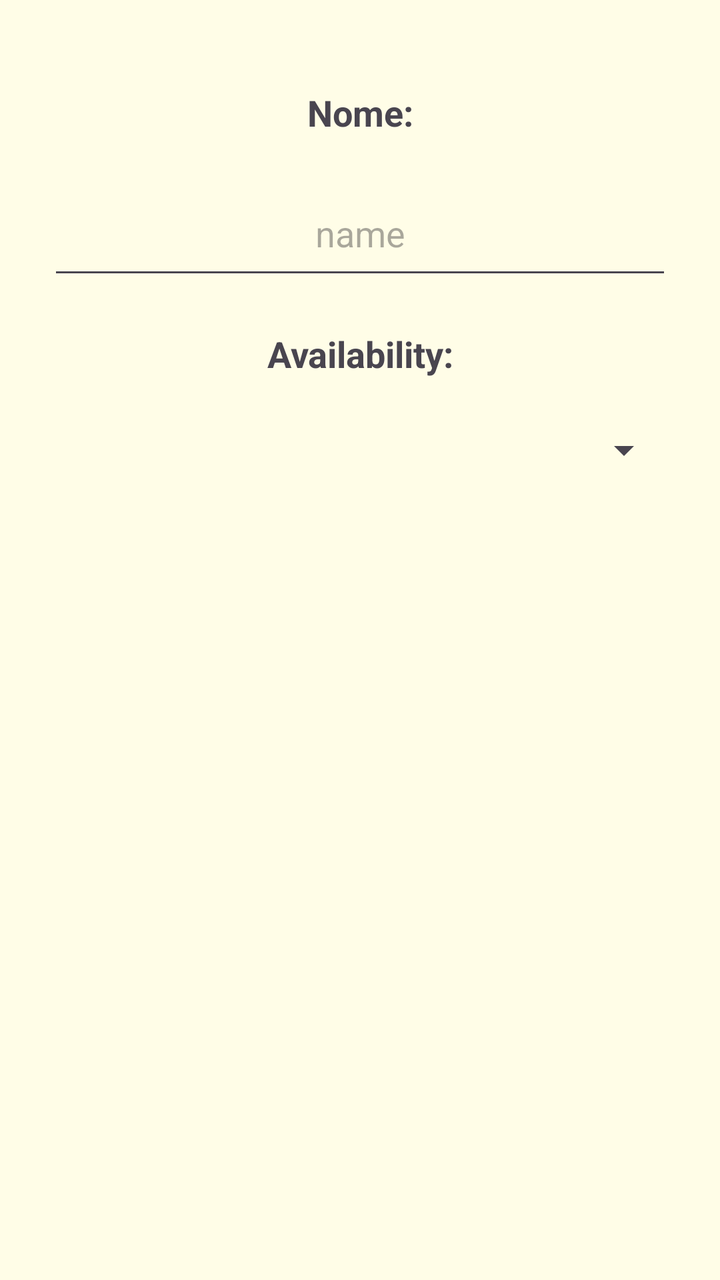
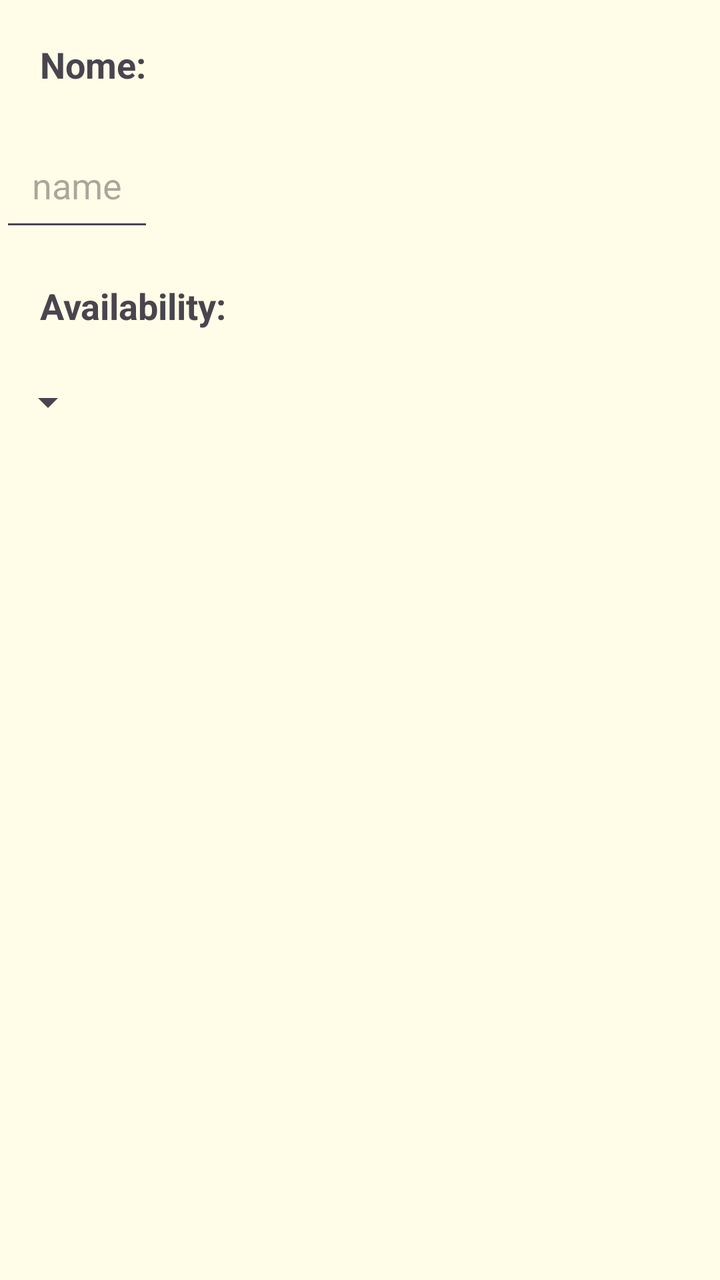

Screens rendered from an Android XML layout before and after an edit, with the pre-edit source and the edit as a unified diff.
<!-- AndroidManifest.xml: application theme Theme.PrimeiraApp -->
<!-- res/layout/activity_register_menu.xml -->
<?xml version="1.0" encoding="utf-8"?>
<LinearLayout xmlns:android="http://schemas.android.com/apk/res/android"
    xmlns:app="http://schemas.android.com/apk/res-auto"
    xmlns:tools="http://schemas.android.com/tools"
    android:id="@+id/main"
    android:orientation="vertical"
    android:gravity="center_horizontal"
    android:layout_width="match_parent"
    android:layout_height="match_parent"
    android:padding="24dp"
    tools:context=".RegisterMenu">

    <TextView
        android:layout_width="match_parent"
        android:layout_height="wrap_content"
        android:padding="20dp"
        android:textSize="18sp"
        android:textStyle="bold"
        android:text="Nome:"
        android:gravity="center"
        android:textAlignment="center" />

    <EditText
        android:id="@+id/name"
        android:layout_width="match_parent"
        android:layout_height="wrap_content"
        android:hint="name"
        android:inputType="textPersonName"
        android:padding="16dp"
        android:gravity="center"
        android:textAlignment="center" />

    <TextView
        android:layout_width="match_parent"
        android:layout_height="wrap_content"
        android:padding="20dp"
        android:text="Availability:"
        android:textSize="18sp"
        android:textStyle="bold"
        android:gravity="center"
        android:textAlignment="center" />

    <Spinner
        android:id="@+id/spinner"
        android:layout_width="match_parent"
        android:layout_height="wrap_content"
        android:hint="Availability"
        android:inputType="textPersonName"
        android:padding="16dp"
        android:gravity="center" />

</LinearLayout>
<!-- resources referenced by this layout -->
<resources>
  <style name="Theme.PrimeiraApp" parent="Base.Theme.PrimeiraApp" />
  <style name="Base.Theme.PrimeiraApp" parent="Theme.Material3.DayNight.NoActionBar">
          <item name="colorPrimary">@color/primary</item>
          <item name="colorOnPrimary">@color/on_primary</item>
          <item name="colorPrimaryContainer">@color/primary_container</item>
          <item name="colorSecondary">@color/secondary</item>
          <item name="colorOnSecondary">@color/on_secondary</item>
          <item name="android:statusBarColor">@color/secondary</item>
          <item name="android:windowBackground">@color/background</item>
      </style>
  <color name="primary">#F5C518</color>
  <color name="on_primary">#1B5E20</color>
  <color name="primary_container">#FFFDE7</color>
  <color name="secondary">#1B5E20</color>
  <color name="on_secondary">#FFFFFF</color>
  <color name="background">#FFFDE7</color>
</resources>

<!-- the commit's change to res/layout/activity_register_menu.xml (unified diff, before → after) -->
@@ -4,49 +4,54 @@
     xmlns:tools="http://schemas.android.com/tools"
     android:id="@+id/main"
     android:orientation="vertical"
-    android:gravity="center_horizontal"
     android:layout_width="match_parent"
     android:layout_height="match_parent"
-    android:padding="24dp"
     tools:context=".RegisterMenu">
 
+
+
     <TextView
-        android:layout_width="match_parent"
+        android:layout_width="wrap_content"
         android:layout_height="wrap_content"
         android:padding="20dp"
-        android:textSize="18sp"
+        android:textSize="18dp"
         android:textStyle="bold"
         android:text="Nome:"
-        android:gravity="center"
-        android:textAlignment="center" />
+        tools:layout_editor_absoluteX="16dp"
+        tools:layout_editor_absoluteY="256dp"
+        android:paddingEnd="50dp"
+        />
 
     <EditText
         android:id="@+id/name"
-        android:layout_width="match_parent"
+        android:layout_width="wrap_content"
         android:layout_height="wrap_content"
         android:hint="name"
         android:inputType="textPersonName"
         android:padding="16dp"
-        android:gravity="center"
-        android:textAlignment="center" />
+        tools:layout_editor_absoluteX="111dp"
+        tools:layout_editor_absoluteY="256dp" />
+
 
     <TextView
-        android:layout_width="match_parent"
+        android:layout_width="wrap_content"
         android:layout_height="wrap_content"
         android:padding="20dp"
         android:text="Availability:"
-        android:textSize="18sp"
+        android:textSize="18dp"
         android:textStyle="bold"
-        android:gravity="center"
-        android:textAlignment="center" />
+        tools:layout_editor_absoluteX="16dp"
+        tools:layout_editor_absoluteY="353dp"
+        android:paddingTop="20dp"/>
 
     <Spinner
         android:id="@+id/spinner"
-        android:layout_width="match_parent"
+        android:layout_width="wrap_content"
         android:layout_height="wrap_content"
         android:hint="Availability"
         android:inputType="textPersonName"
         android:padding="16dp"
-        android:gravity="center" />
+        tools:layout_editor_absoluteX="165dp"
+        tools:layout_editor_absoluteY="353dp" />
 
 </LinearLayout>
